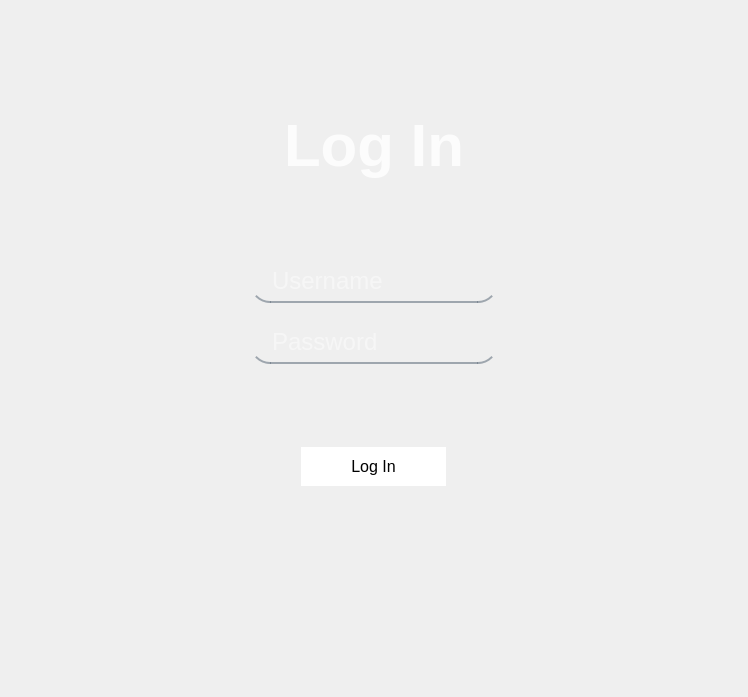
Old version of the form login.ui in the repository mindt102/HotelManagementSystem.
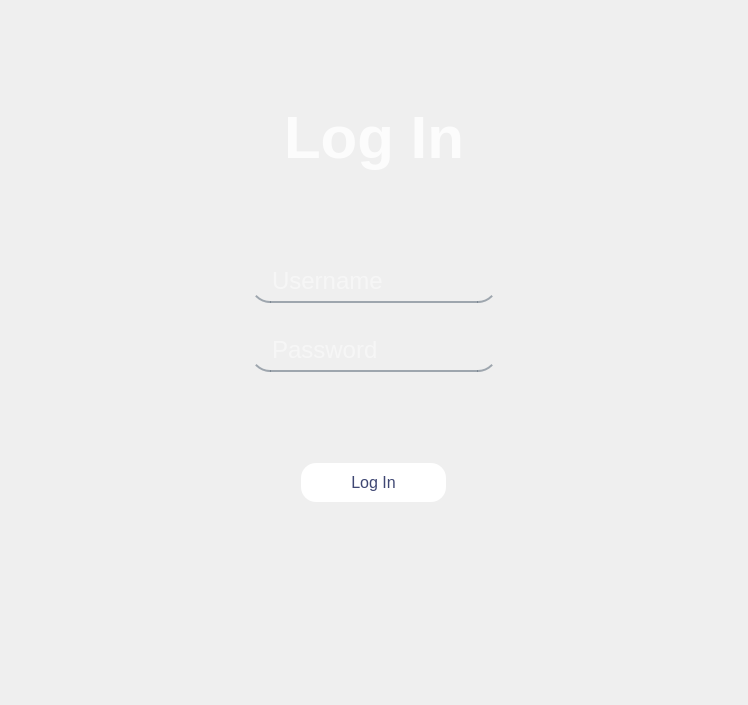
New version of the form. Icons and pictures are not drawn.

```diff
--- a/login.ui
+++ b/login.ui
@@ -7,13 +7,25 @@
     <x>0</x>
     <y>0</y>
     <width>748</width>
-    <height>697</height>
+    <height>705</height>
    </rect>
   </property>
   <property name="windowTitle">
    <string>Form</string>
   </property>
   <layout class="QGridLayout" name="gridLayout_9">
+   <property name="leftMargin">
+    <number>3</number>
+   </property>
+   <property name="topMargin">
+    <number>3</number>
+   </property>
+   <property name="rightMargin">
+    <number>3</number>
+   </property>
+   <property name="bottomMargin">
+    <number>3</number>
+   </property>
    <item row="0" column="0">
     <widget class="QFrame" name="frame">
      <property name="autoFillBackground">
@@ -162,10 +174,12 @@
          </font>
         </property>
         <property name="styleSheet">
-         <string notr="true">border-image: none;background-color: white;
+         <string notr="true">border-image: none;
+background-color: white;
 padding: 10px 50px;
-border-radius: 20px;
-border-style: none;</string>
+border-radius: 15px;
+border-style: none;
+color: #3f4773;</string>
         </property>
         <property name="text">
          <string>Log In</string>
```
